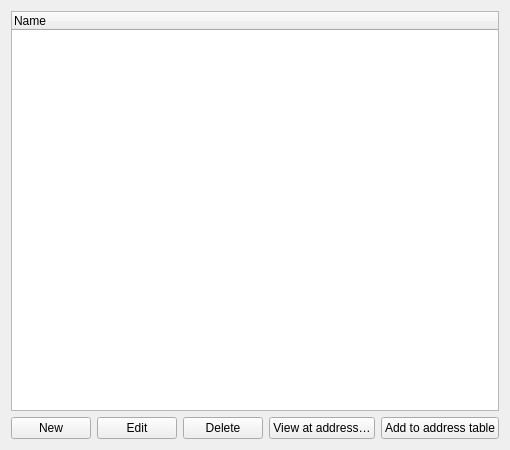
First picture: the form in GUI/Widgets/Structures/Form/StructuresWindow.ui, repository korcankaraokcu/PINCE, before the edit.
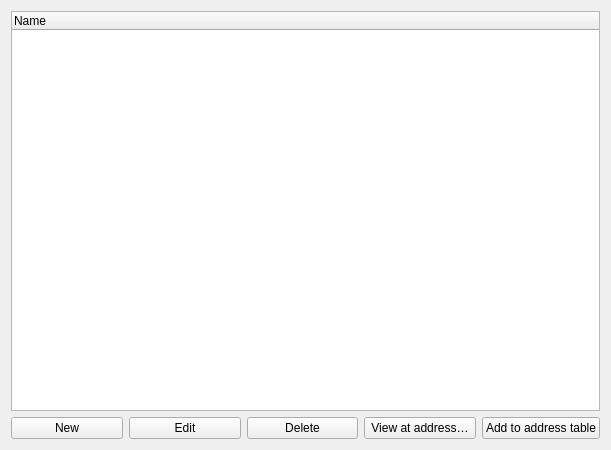
Second picture: the form after the edit.

Commit message: Small Structure View QoL changes

Diff of the .ui file:
```diff
--- a/GUI/Widgets/Structures/Form/StructuresWindow.ui
+++ b/GUI/Widgets/Structures/Form/StructuresWindow.ui
@@ -3,14 +3,25 @@
  <class>Form</class>
  <widget class="QWidget" name="Form">
   <property name="geometry">
-   <rect><x>0</x><y>0</y><width>400</width><height>450</height></rect>
+   <rect>
+    <x>0</x>
+    <y>0</y>
+    <width>611</width>
+    <height>450</height>
+   </rect>
   </property>
   <property name="windowTitle"><string>Structures</string></property>
   <layout class="QGridLayout" name="gridLayout">
    <item row="0" column="0">
     <widget class="QTreeWidget" name="treeWidget_Structures">
-     <property name="rootIsDecorated"><bool>false</bool></property>
-     <column><property name="text"><string>Name</string></property></column>
+     <property name="rootIsDecorated">
+      <bool>false</bool>
+     </property>
+     <column>
+      <property name="text">
+       <string>Name</string>
+      </property>
+     </column>
     </widget>
    </item>
    <item row="1" column="0">
```
Left out of the diff: 44 changed lines with no effect on the pictures. The commit also changes 12 other files.
